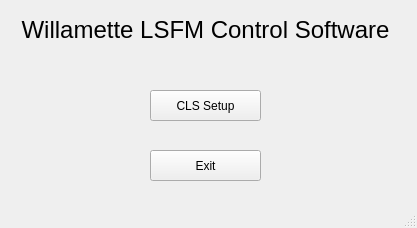
Before: the Qt Designer form LS_Pycro_App/main/views/ui/WilMainWindow.ui in rplab/LS_Pycro_App, drawn with Qt 5.
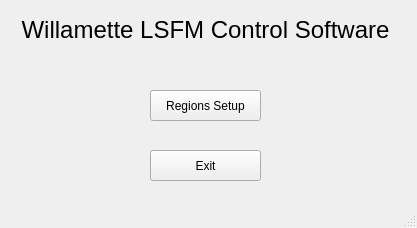
After: the same form once the commit is applied.

Commit message: "CLS Setup" changed to "Regions Setup"

```diff
--- a/LS_Pycro_App/main/views/ui/WilMainWindow.ui
+++ b/LS_Pycro_App/main/views/ui/WilMainWindow.ui
@@ -40,7 +40,7 @@
      </rect>
     </property>
     <property name="text">
-     <string>CLS Setup</string>
+     <string>Regions Setup</string>
     </property>
    </widget>
    <widget class="QPushButton" name="exit_button">
```
The commit also changes 1 other file.
